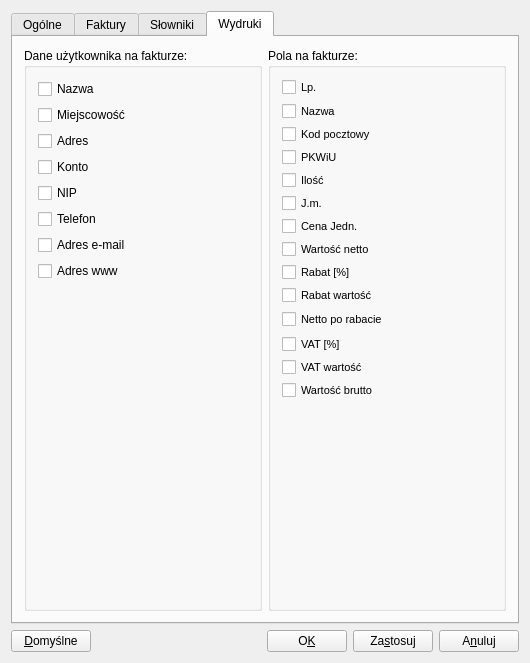
This is qfaktury/src/ui/SettingsDialog.ui in tkQCompany/qcompany as Qt 5 draws it before an edit. The edited form follows.
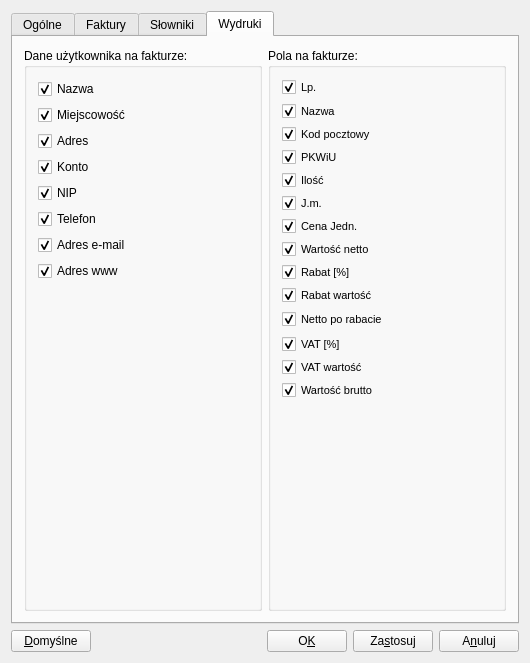
This is the edited form. The open tabs and pages were chosen to show the change.

What changed in the file:
```diff
--- a/qfaktury/src/ui/SettingsDialog.ui
+++ b/qfaktury/src/ui/SettingsDialog.ui
@@ -1182,6 +1182,9 @@
                 <property name="text">
                  <string>Nazwa</string>
                 </property>
+                <property name="checked">
+                 <bool>true</bool>
+                </property>
                </widget>
               </item>
               <item>
@@ -1209,6 +1212,9 @@
                 <property name="text">
                  <string>Miejscowość</string>
                 </property>
+                <property name="checked">
+                 <bool>true</bool>
+                </property>
                </widget>
               </item>
               <item>
@@ -1236,6 +1242,9 @@
                 <property name="text">
                  <string>Adres</string>
                 </property>
+                <property name="checked">
+                 <bool>true</bool>
+                </property>
                </widget>
               </item>
               <item>
@@ -1263,6 +1272,9 @@
                 <property name="text">
                  <string>Konto</string>
                 </property>
+                <property name="checked">
+                 <bool>true</bool>
+                </property>
                </widget>
               </item>
               <item>
@@ -1290,6 +1302,9 @@
                 <property name="text">
                  <string>NIP</string>
                 </property>
+                <property name="checked">
+                 <bool>true</bool>
+                </property>
                </widget>
               </item>
               <item>
@@ -1317,6 +1332,9 @@
                 <property name="text">
                  <string>Telefon</string>
                 </property>
+                <property name="checked">
+                 <bool>true</bool>
+                </property>
                </widget>
               </item>
               <item>
@@ -1344,6 +1362,9 @@
                 <property name="text">
                  <string>Adres e-mail</string>
                 </property>
+                <property name="checked">
+                 <bool>true</bool>
+                </property>
                </widget>
               </item>
               <item>
@@ -1371,6 +1392,9 @@
                 <property name="text">
                  <string>Adres www</string>
                 </property>
+                <property name="checked">
+                 <bool>true</bool>
+                </property>
                </widget>
               </item>
               <item>
@@ -1444,6 +1468,9 @@
                 <property name="text">
                  <string>Lp.</string>
                 </property>
+                <property name="checked">
+                 <bool>true</bool>
+                </property>
                </widget>
               </item>
               <item>
@@ -1488,6 +1515,9 @@
                 <property name="text">
                  <string>Nazwa</string>
                 </property>
+                <property name="checked">
+                 <bool>true</bool>
+                </property>
                </widget>
               </item>
               <item>
@@ -1532,6 +1562,9 @@
                 <property name="text">
                  <string>Kod pocztowy</string>
                 </property>
+                <property name="checked">
+                 <bool>true</bool>
+                </property>
                </widget>
               </item>
               <item>
@@ -1576,6 +1609,9 @@
                 <property name="text">
                  <string>PKWiU</string>
                 </property>
+                <property name="checked">
+                 <bool>true</bool>
+                </property>
                </widget>
               </item>
               <item>
@@ -1620,6 +1656,9 @@
                 <property name="text">
                  <string>Ilość</string>
                 </property>
+                <property name="checked">
+                 <bool>true</bool>
+                </property>
                </widget>
               </item>
               <item>
@@ -1664,6 +1703,9 @@
                 <property name="text">
                  <string>J.m.</string>
                 </property>
+                <property name="checked">
+                 <bool>true</bool>
+                </property>
                </widget>
               </item>
               <item>
@@ -1708,6 +1750,9 @@
                 <property name="text">
                  <string>Cena Jedn.</string>
                 </property>
+                <property name="checked">
+                 <bool>true</bool>
+                </property>
                </widget>
               </item>
               <item>
@@ -1752,6 +1797,9 @@
                 <property name="text">
                  <string>Wartość netto</string>
                 </property>
+                <property name="checked">
+                 <bool>true</bool>
+                </property>
                </widget>
               </item>
               <item>
@@ -1796,6 +1844,9 @@
                 <property name="text">
                  <string>Rabat [%]</string>
                 </property>
+                <property name="checked">
+                 <bool>true</bool>
+                </property>
                </widget>
               </item>
               <item>
@@ -1840,6 +1891,9 @@
                 <property name="text">
                  <string>Rabat wartość</string>
                 </property>
+                <property name="checked">
+                 <bool>true</bool>
+                </property>
                </widget>
               </item>
               <item>
@@ -1884,6 +1938,9 @@
                 <property name="text">
                  <string>Netto po rabacie</string>
                 </property>
+                <property name="checked">
+                 <bool>true</bool>
+                </property>
                </widget>
               </item>
               <item>
@@ -1928,6 +1985,9 @@
                 <property name="text">
                  <string>VAT [%]</string>
                 </property>
+                <property name="checked">
+                 <bool>true</bool>
+                </property>
                </widget>
               </item>
               <item>
@@ -1972,6 +2032,9 @@
                 <property name="text">
                  <string>VAT wartość</string>
                 </property>
+                <property name="checked">
+                 <bool>true</bool>
+                </property>
                </widget>
               </item>
               <item>
@@ -2016,6 +2079,9 @@
                 <property name="text">
                  <string>Wartość brutto</string>
                 </property>
+                <property name="checked">
+                 <bool>true</bool>
+                </property>
                </widget>
               </item>
               <item>
```
Left out of the diff: 22 changed lines with no effect on the pictures.
